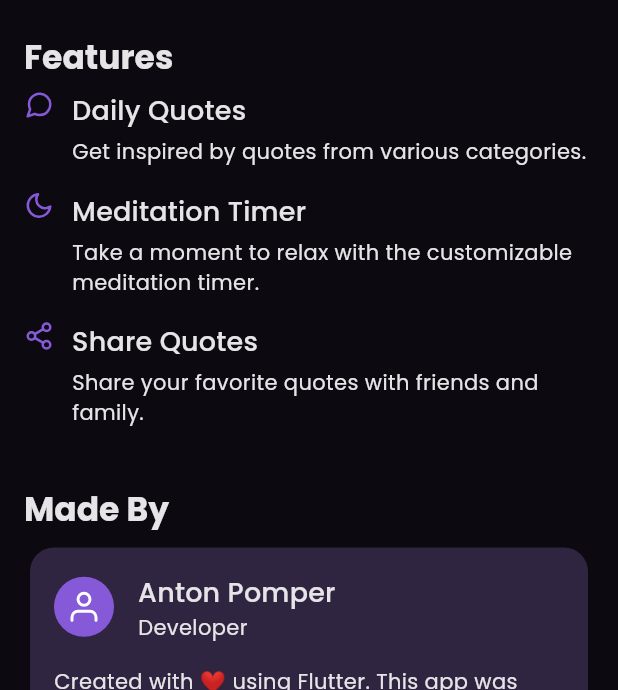
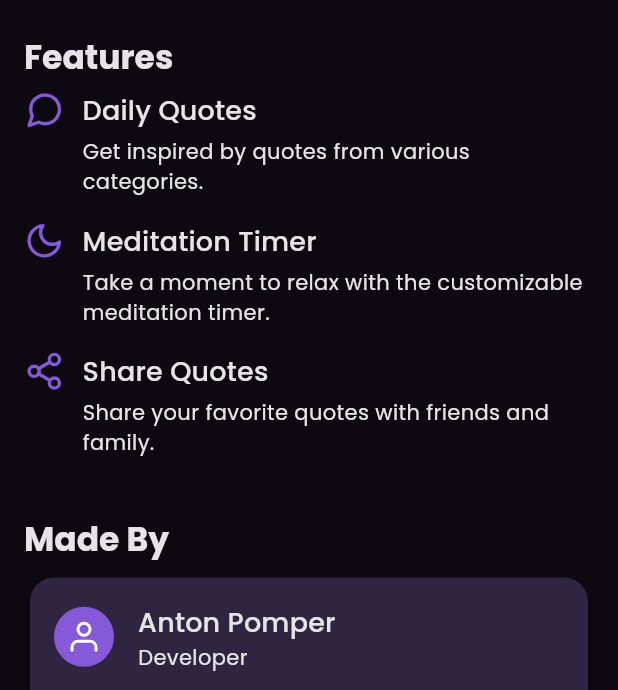
Before and after one commit to SSmurf/daily_motivation, a Flutter app: the AboutAppScreen screen opened directly, on a phone screen of 412 x 824 dp, the part 546-1236 px from its top. Run offline on Flutter 3.47's test engine with Material 3 defaults, Android fonts, the phone set to English and light mode, and no system bars; our stand-ins replace feather_icons, flutter_local_notifications, flutter_riverpod, google_fonts, share_plus, shared_preferences and 2 more; accounts and stored records are empty; network calls fail.

Commit message:
About app icon size adjustment

```diff
--- a/lib/Screens/about_app_screen.dart
+++ b/lib/Screens/about_app_screen.dart
@@ -151,13 +151,16 @@ class _FeatureItem extends StatelessWidget {
       child: Row(
         crossAxisAlignment: CrossAxisAlignment.start,
         children: [
-          Icon(icon, size: 20, color: Theme.of(context).colorScheme.primary),
+          Icon(icon, size: 27, color: Theme.of(context).colorScheme.primary),
           const SizedBox(width: 12),
           Expanded(
             child: Column(
               crossAxisAlignment: CrossAxisAlignment.start,
               children: [
-                Text(title, style: Theme.of(context).textTheme.titleMedium?.copyWith(color: onSurfaceColor)),
+                Text(
+                  title,
+                  style: Theme.of(context).textTheme.titleMedium?.copyWith(color: onSurfaceColor),
+                ),
                 const SizedBox(height: 4),
                 Text(
                   description,
```
